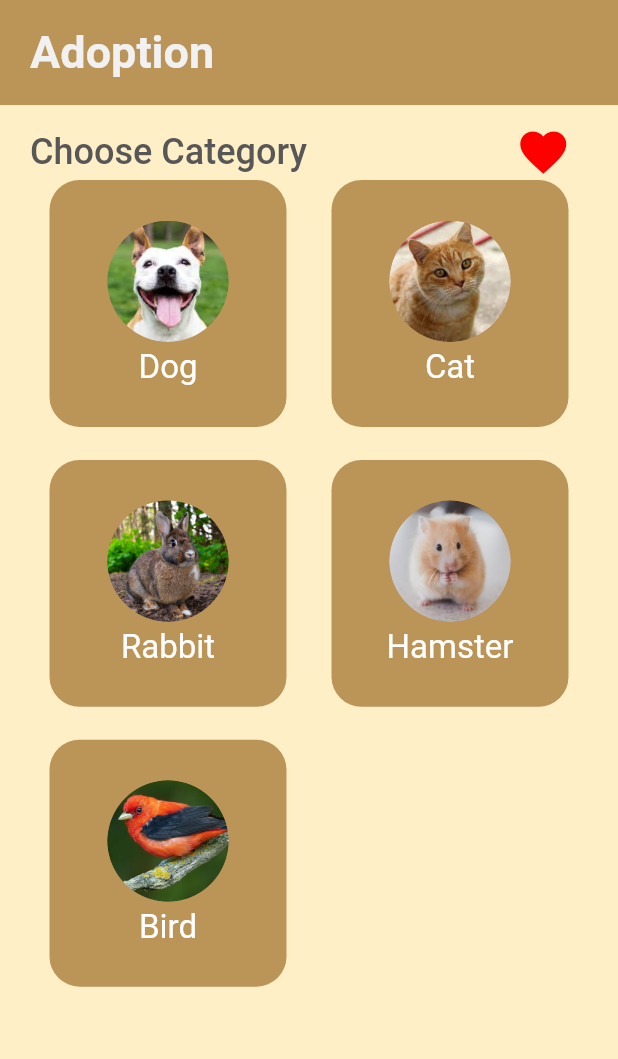
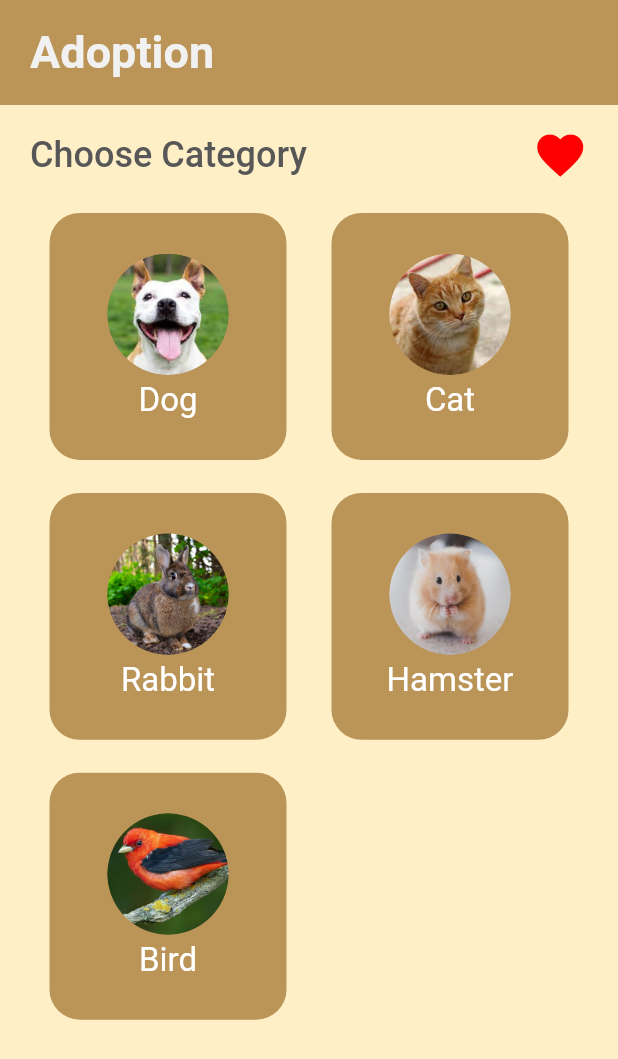
Before and after one commit to axelnegara07/CapTivity, a Flutter app: the AdoptionPage screen opened directly, on a phone screen of 412 x 824 dp. Shown: the top 1059 px of the screen. Run offline on Flutter 3.47's test engine with Material 2 defaults, Android fonts, the phone set to English and light mode, and no system bars; our stand-ins replace google_fonts.

Commit message:
tambah ontap favorite

```diff
--- a/tubes_uid/lib/adoption-page.dart
+++ b/tubes_uid/lib/adoption-page.dart
@@ -2,6 +2,7 @@ import 'package:flutter/cupertino.dart';
 import 'package:flutter/material.dart';
 import 'package:flutter/src/widgets/container.dart';
 import 'package:flutter/src/widgets/framework.dart';
+import 'package:tubes_uid/favorite-page.dart';
 
 class AdoptionPage extends StatefulWidget {
   const AdoptionPage({super.key});
@@ -52,8 +53,9 @@ class _AdoptionPageState extends State<AdoptionPage> {
             crossAxisAlignment: CrossAxisAlignment.start,
             children: [
               Container(
-                padding: EdgeInsets.fromLTRB(20, 13, 0, 0),
+                padding: EdgeInsets.fromLTRB(20, 15, 20, 20),
                 child: Row(
+                  mainAxisAlignment: MainAxisAlignment.spaceBetween,
                   children: [
                     Text(
                       "Choose Category",
@@ -63,13 +65,18 @@ class _AdoptionPageState extends State<AdoptionPage> {
                         fontWeight: FontWeight.w500,
                       ),
                     ),
-                    SizedBox(
-                      width: 139,
-                    ),
-                    Icon(
-                      Icons.favorite,
-                      color: Color(0xFFFF0000),
-                      size: 37,
+                    InkWell(
+                      child: Icon(
+                        Icons.favorite,
+                        color: Color(0xFFFF0000),
+                        size: 37,
+                      ),
+                      onTap: () {
+                        Navigator.push(
+                            context,
+                            MaterialPageRoute(
+                                builder: (context) => FavoritePage()));
+                      },
                     ),
                   ],
                 ),
```
Also changed, not shown: tubes_uid/lib/favorite-page.dart (added, +43 -0 lines).
